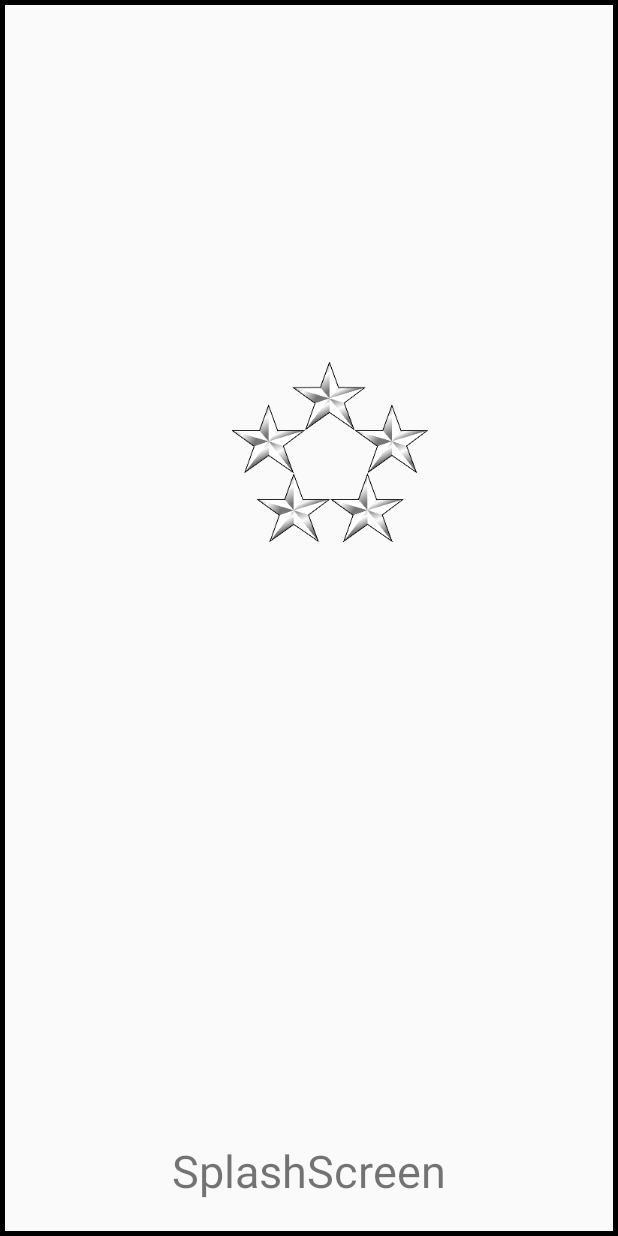
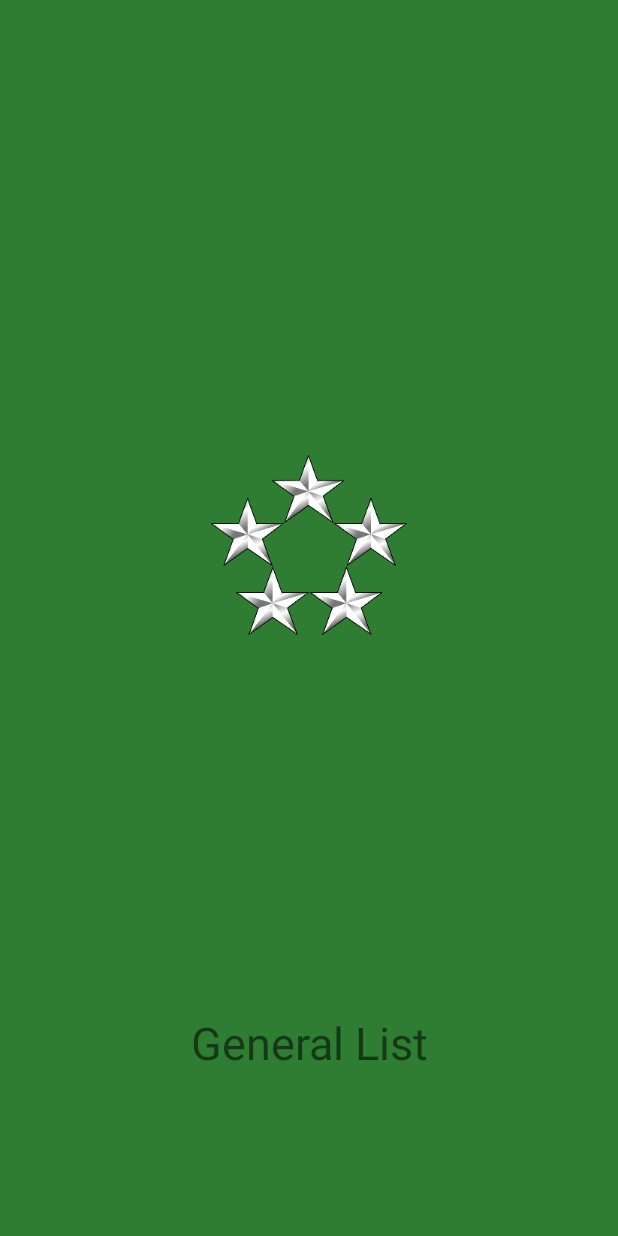
Before and after one commit to VonSwirl/AndroidApplication-2ndYear-Generalist, an Android app: the screen it shows after launch (SplashScreen), on a phone screen of 412 x 824 dp. Run offline under Robolectric (Android 15) with nearby library versions, the phone set to English and light mode, and no system bars.

```diff
--- a/app/src/main/java/uk/ac/tees/com2060/kitkat/generalist/ListInfo.java
+++ b/app/src/main/java/uk/ac/tees/com2060/kitkat/generalist/ListInfo.java
@@ -53,7 +53,7 @@ public class ListInfo {
     }
 
     public String toString(){
-        return  contents;
+        return  name;
     }
 
     public void setCategory(String category) {
--- a/app/src/main/java/uk/ac/tees/com2060/kitkat/generalist/Popup.java
+++ b/app/src/main/java/uk/ac/tees/com2060/kitkat/generalist/Popup.java
@@ -26,11 +26,11 @@ public class Popup extends AppCompatActivity {
         int width = dm.widthPixels;
         int height = dm.heightPixels;
 
-        getWindow().setLayout((int) (width * .85), (int) (height * .75));
+        getWindow().setLayout((int) (width * .85), (int) (height * .75)); //Sets the size of the popup window
 
 
         final TextView viewContents = (TextView) findViewById(R.id.view_contents);
-        Button cnclBtn = (Button) findViewById(R.id.cancel_button);
+       // Button cnclBtn = (Button) findViewById(R.id.cancel_button);
 
         Intent intent = getIntent();//Create new getIntent
         final String content = intent.getStringExtra("position"); //Use it to pass the position from "ViewListActivity"
--- a/app/src/main/java/uk/ac/tees/com2060/kitkat/generalist/SplashScreen.java
+++ b/app/src/main/java/uk/ac/tees/com2060/kitkat/generalist/SplashScreen.java
@@ -10,7 +10,7 @@ import android.view.animation.AnimationUtils;
 import android.widget.ImageView;
 
 /**
- * Created by Rob on 26/04/2017.
+ * Created by Rob
  */
 
 public class SplashScreen extends Activity {
--- a/app/src/main/res/anim/rotate.xml
+++ b/app/src/main/res/anim/rotate.xml
@@ -2,11 +2,12 @@
 <set xmlns:android="http://schemas.android.com/apk/res/android">
 
     <rotate
-        android:duration = "2000"
+        android:duration = "2500"
         android:fromDegrees="0"
         android:toDegrees="360"
-        android:pivotX="230"
-        android:pivotY="230">
+        android:pivotX="50%"
+        android:pivotY="50%"
+        android:interpolator="@android:anim/cycle_interpolator">
 
     </rotate>
 
--- a/app/src/main/res/layout/activity_add.xml
+++ b/app/src/main/res/layout/activity_add.xml
@@ -88,8 +88,10 @@
             android:textAppearance="@style/TextAppearance.AppCompat.Medium.Inverse"
             android:textSize="14sp"
             android:layout_below="@+id/textView6"
+            android:layout_above="@+id/save_button"
             android:layout_alignParentStart="true"
-            android:layout_alignParentEnd="true" />
+            android:layout_alignParentEnd="true"
+            android:gravity="top|left"/>
 
         <TextView
             android:id="@+id/textView7"
--- a/app/src/main/res/layout/activity_editing.xml
+++ b/app/src/main/res/layout/activity_editing.xml
@@ -88,8 +88,10 @@
             android:textAppearance="@style/TextAppearance.AppCompat.Medium.Inverse"
             android:textSize="14sp"
             android:layout_below="@+id/textView6"
+            android:layout_above="@+id/save_button"
             android:layout_alignParentStart="true"
-            android:layout_alignParentEnd="true" />
+            android:layout_alignParentEnd="true"
+            android:gravity="top|left"/>
 
         <TextView
             android:id="@+id/textView7"
--- a/app/src/main/res/layout/activity_popup.xml
+++ b/app/src/main/res/layout/activity_popup.xml
@@ -7,6 +7,10 @@
     android:padding="7dip"
     tools:context="uk.ac.tees.com2060.kitkat.generalist.Popup">
 
+    <ScrollView
+        android:layout_width="match_parent"
+        android:layout_height="match_parent">
+
     <TextView
         android:id="@+id/view_contents"
         android:layout_width="258dp"
@@ -14,6 +18,8 @@
         android:layout_marginTop="0dp"
         android:text="@string/view_contents"
         android:textSize="30sp" />
+    </ScrollView>
+
 
 
 </android.support.constraint.ConstraintLayout>
--- a/app/src/main/res/layout/activity_splash_screen.xml
+++ b/app/src/main/res/layout/activity_splash_screen.xml
@@ -4,7 +4,7 @@
     xmlns:tools="http://schemas.android.com/tools"
     android:layout_width="match_parent"
     android:layout_height="match_parent"
-    android:background="@drawable/border"
+    android:background="#2E7D32"
     android:padding="7dip"
     tools:context="uk.ac.tees.com2060.kitkat.generalist.SplashScreen">
 
@@ -13,28 +13,31 @@
         android:id="@+id/textView"
         android:layout_width="wrap_content"
         android:layout_height="wrap_content"
-        android:text="SplashScreen"
+        android:layout_marginBottom="101dp"
+        android:text="General List"
         android:textSize="30sp"
+        app:layout_constraintBottom_toBottomOf="parent"
+        app:layout_constraintLeft_toLeftOf="parent"
+        app:layout_constraintRight_toRightOf="parent"
+        tools:layout_constraintBottom_creator="1"
+        tools:layout_constraintLeft_creator="1"
         tools:layout_constraintRight_creator="1"
-        tools:layout_constraintBottom_creator="1"
-        app:layout_constraintBottom_toBottomOf="parent"
-        app:layout_constraintRight_toRightOf="parent"
-        tools:layout_constraintLeft_creator="1"
-        android:layout_marginBottom="16dp"
-        app:layout_constraintLeft_toLeftOf="parent" />
+        app:layout_constraintHorizontal_bias="0.502" />
 
     <ImageView
         android:id="@+id/imageView"
         android:layout_width="wrap_content"
-        android:layout_height="wrap_content"
+        android:layout_height="0dp"
         android:src="@drawable/general"
         tools:layout_constraintTop_creator="1"
         tools:layout_constraintRight_creator="1"
         app:layout_constraintRight_toRightOf="parent"
-        android:layout_marginTop="234dp"
+
         tools:layout_constraintLeft_creator="1"
         app:layout_constraintLeft_toLeftOf="parent"
         app:layout_constraintTop_toTopOf="parent"
-        app:layout_constraintHorizontal_bias="0.553" />
+        app:layout_constraintHorizontal_bias="0.501"
+        android:layout_gravity="center"
+        android:layout_marginTop="296dp" />
 
 </android.support.constraint.ConstraintLayout>
```
Also changed, not shown: app/src/main/java/uk/ac/tees/com2060/kitkat/generalist/Editing.java (+17 -13 lines), app/src/main/java/uk/ac/tees/com2060/kitkat/generalist/ViewListActivity.java (+19 -10 lines).
